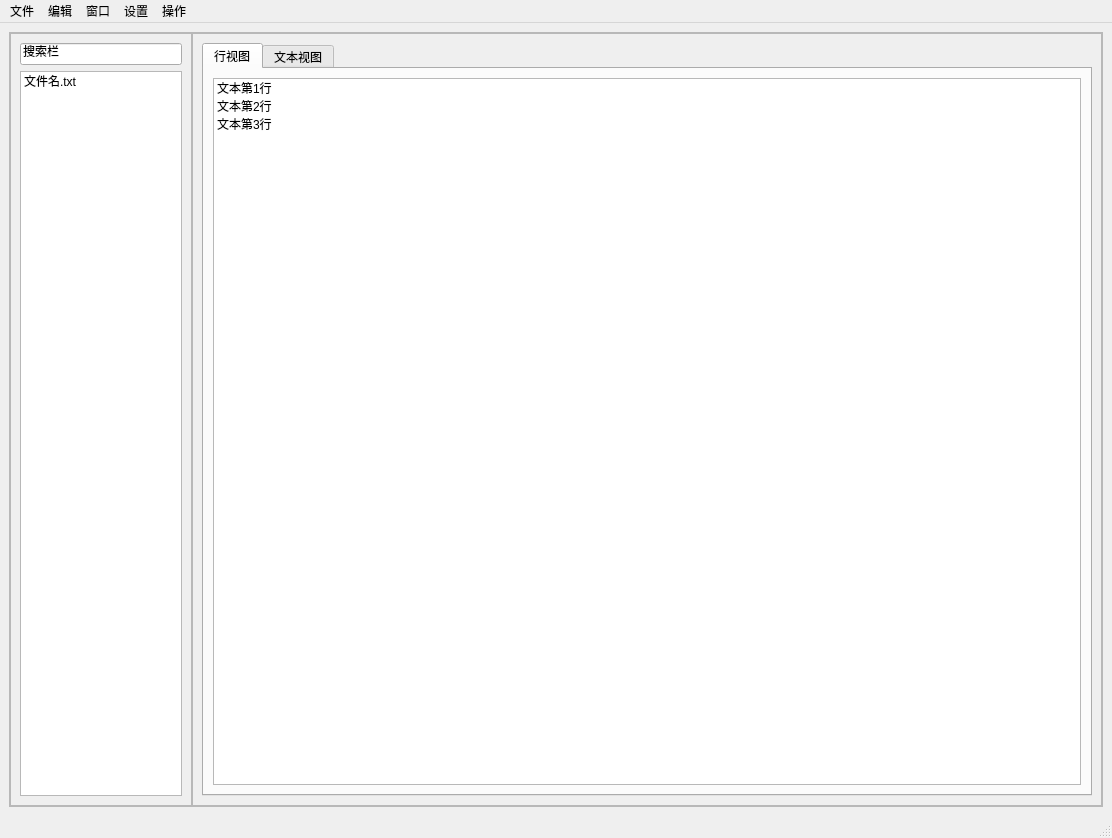
The window that ui/ui.ui (JeremyChim/DotaModTool) describes before a commit, drawn with Qt 5.
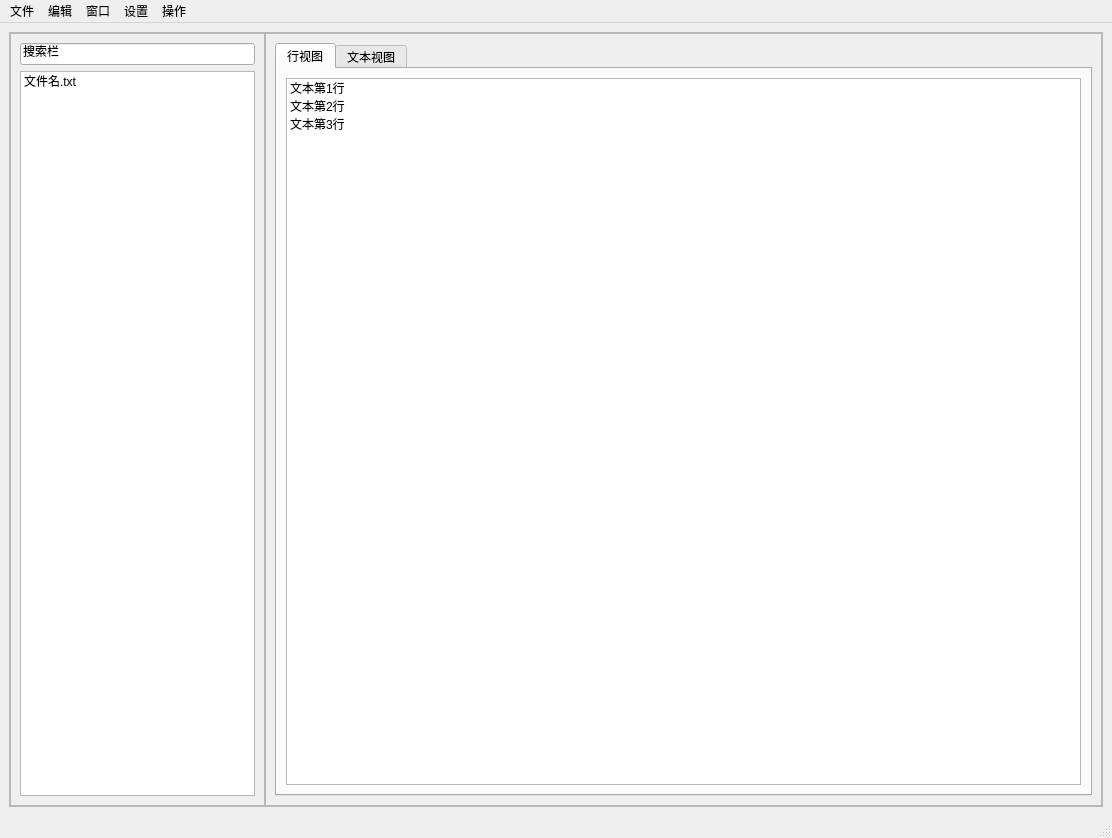
The same window after the commit.

Patch:
```diff
--- a/ui/ui.ui
+++ b/ui/ui.ui
@@ -23,7 +23,7 @@
       <property name="frameShadow">
        <enum>QFrame::Raised</enum>
       </property>
-      <layout class="QHBoxLayout" name="horizontalLayout_4" stretch="1,5">
+      <layout class="QHBoxLayout" name="horizontalLayout_4" stretch="0,0">
        <property name="spacing">
         <number>0</number>
        </property>
@@ -41,6 +41,12 @@
        </property>
        <item>
         <widget class="QFrame" name="frame">
+         <property name="maximumSize">
+          <size>
+           <width>255</width>
+           <height>16777215</height>
+          </size>
+         </property>
          <property name="frameShape">
           <enum>QFrame::StyledPanel</enum>
          </property>
```
Left out of the diff: 24 changed lines with no effect on the pictures.
